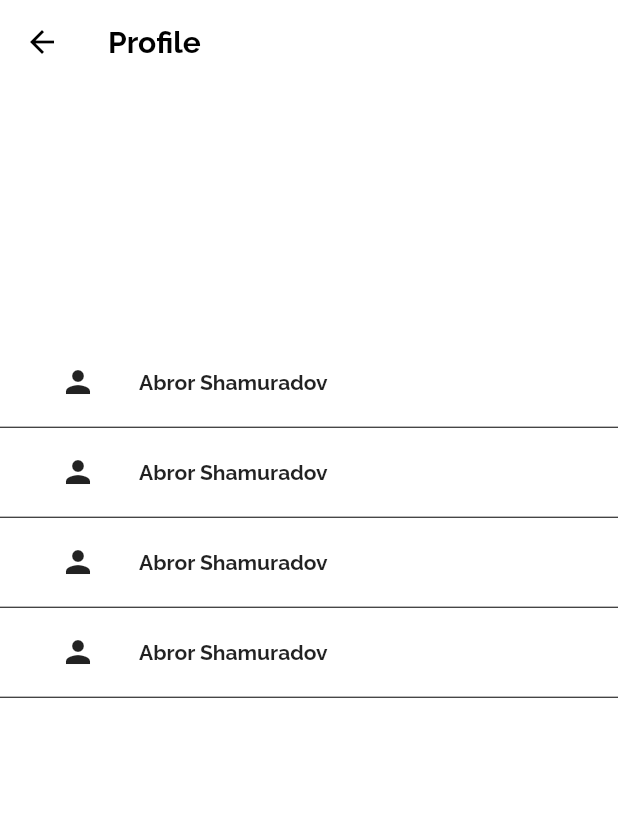
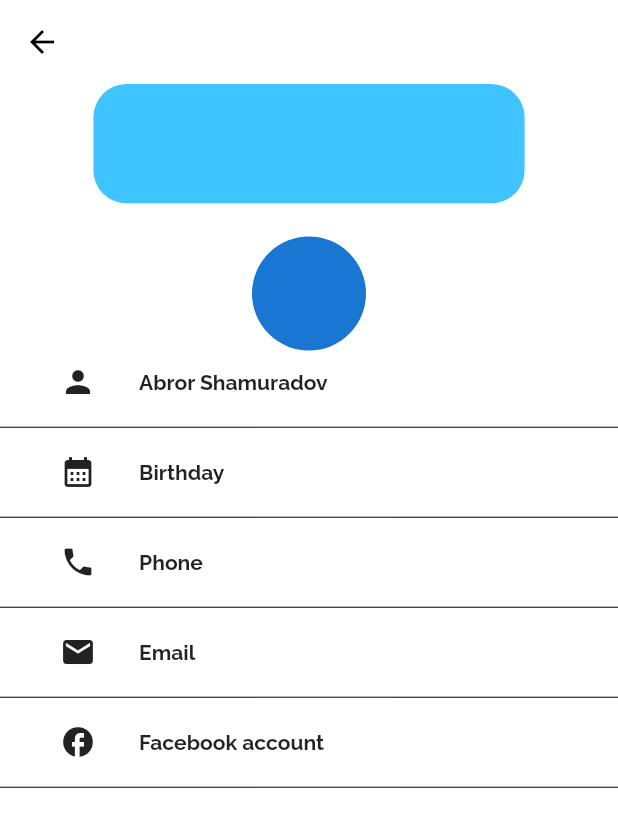
Before and after one commit to TheAbror/iq_app, a Flutter app: the ProfilePage screen opened by its route, on a phone screen of 412 x 824 dp. Shown: the top 827 px of the screen. Run offline on Flutter 3.47's test engine with Material 2 defaults, Android fonts, the light colour scheme and no system bars; our stand-ins replace equatable, flutter_bloc, flutter_screenutil, flutter_svg, shared_preferences; missing offline and left inert: flutter_dialogs; accounts and stored records are empty.

Commit message:
removed const warning

```diff
--- a/analysis_options.yaml
+++ b/analysis_options.yaml
@@ -22,6 +22,7 @@ linter:
   # `// ignore_for_file: name_of_lint` syntax on the line or in the file
   # producing the lint.
   rules:
+    prefer_const_constructors : false
     # avoid_print: false  # Uncomment to disable the `avoid_print` rule
     # prefer_single_quotes: true  # Uncomment to enable the `prefer_single_quotes` rule
 
--- a/lib/ui/home_page/profile_page/profile_page.dart
+++ b/lib/ui/home_page/profile_page/profile_page.dart
@@ -13,7 +13,8 @@ class ProfilePage extends StatelessWidget {
         elevation: 0,
         leading: const BackButton(color: Colors.black),
         title: const Text(
-          'Profile',
+          '',
+          // 'Profile',
           style: TextStyle(
             color: Colors.black,
             fontWeight: FontWeight.bold,
@@ -32,21 +33,60 @@ class _Body extends StatelessWidget {
 
   @override
   Widget build(BuildContext context) {
-    return Column(
+    return Stack(
+      alignment: Alignment.center,
       children: [
-        SizedBox(height: 200.h),
-        ProfileBodyItem(),
-        ProfileBodyItem(),
-        ProfileBodyItem(),
-        ProfileBodyItem(),
+        Column(
+          children: [
+            SizedBox(height: 200.h),
+            ProfileBodyItem(text: 'Abror Shamuradov', icons: Icons.person),
+            ProfileBodyItem(text: 'Birthday', icons: Icons.calendar_month),
+            ProfileBodyItem(text: 'Phone', icons: Icons.phone),
+            ProfileBodyItem(text: 'Email', icons: Icons.email),
+            ProfileBodyItem(text: 'Facebook account', icons: Icons.facebook),
+          ],
+        ),
+        Positioned(
+          top: 113.h,
+          child: Container(
+            padding: EdgeInsets.all(2.h),
+            height: 90.h,
+            width: 90.h,
+            decoration: BoxDecoration(
+              borderRadius: BorderRadius.circular(50.r),
+            ),
+            alignment: Alignment.center,
+            child: CircleAvatar(
+              radius: 130,
+            ),
+          ),
+        ),
+        Positioned(
+          top: 0.h,
+          child: Container(
+            padding: EdgeInsets.all(2.h),
+            height: 90.h,
+            width: 300.w,
+            decoration: BoxDecoration(
+              color: Colors.lightBlueAccent,
+              borderRadius: BorderRadius.circular(25.r),
+            ),
+            alignment: Alignment.center,
+          ),
+        ),
       ],
     );
   }
 }
 
 class ProfileBodyItem extends StatelessWidget {
+  final IconData icons;
+  final String text;
+
   const ProfileBodyItem({
     Key? key,
+    required this.icons,
+    required this.text,
   }) : super(key: key);
 
   @override
@@ -59,10 +99,10 @@ class ProfileBodyItem extends StatelessWidget {
             children: [
               Row(
                 children: [
-                  const Icon(Icons.person),
+                  Icon(icons),
                   SizedBox(width: 30.w),
-                  const Text(
-                    'Abror Shamuradov',
+                  Text(
+                    text,
                     style: TextStyle(
                       fontWeight: FontWeight.bold,
                     ),
```
